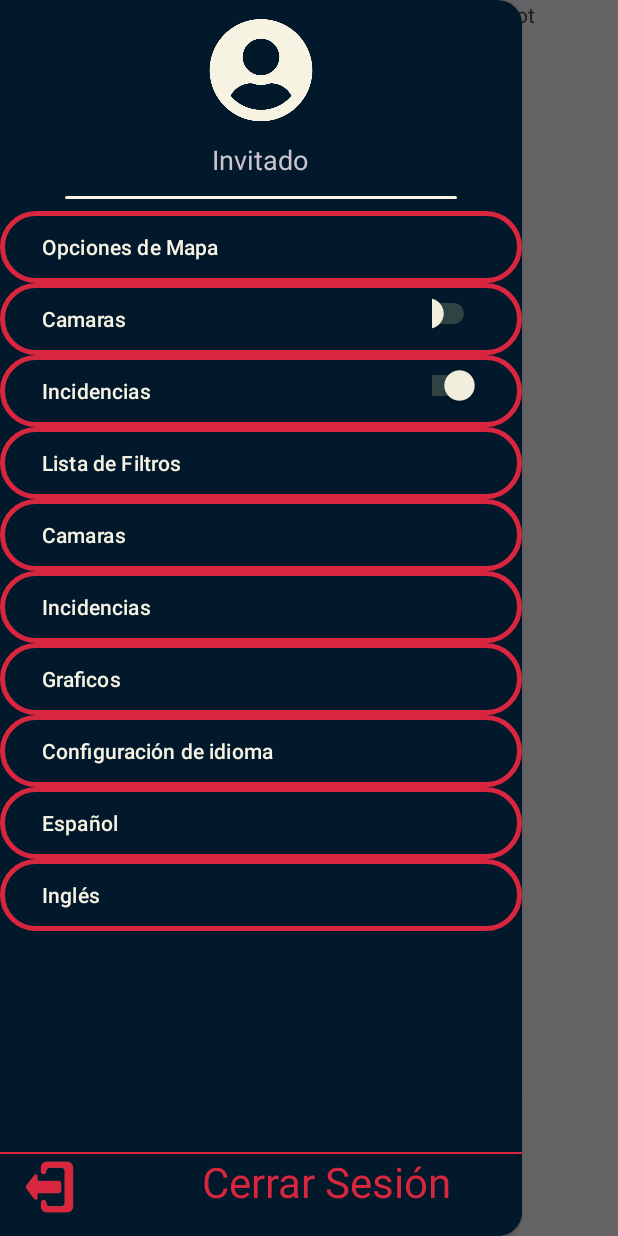
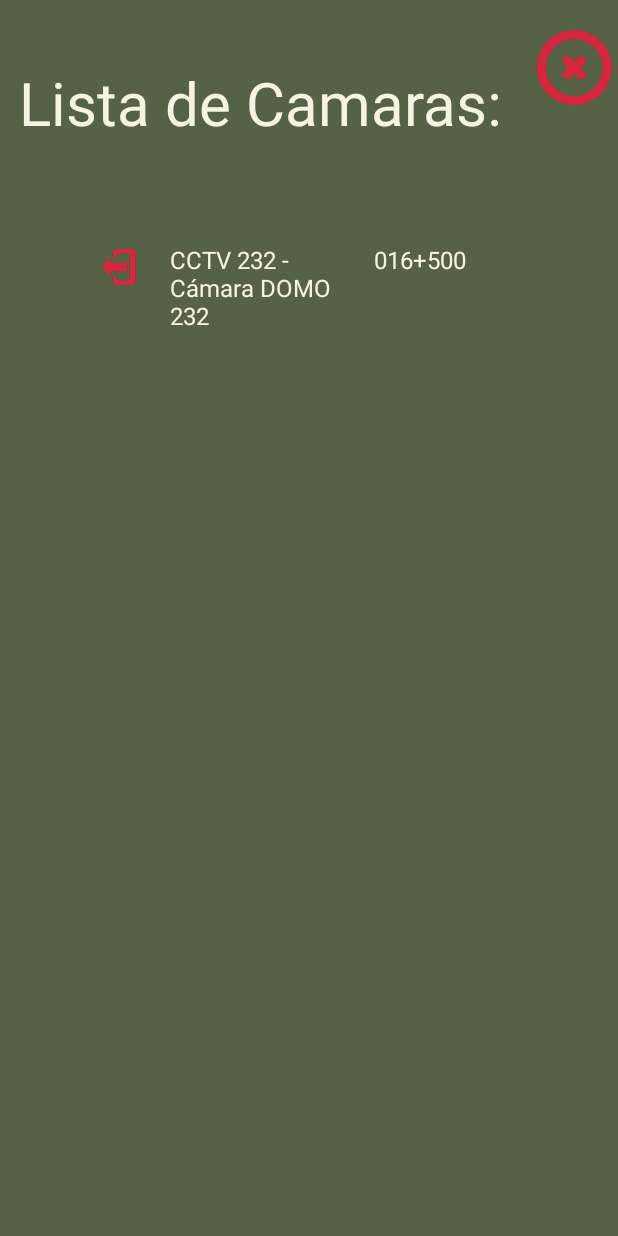
Before and after one commit to Oskere/Proyecto_DAM, an Android app: the MainActivity screen opened directly, with no data from a screen before it, in the side drawer, after a tap on "Camaras", on a phone screen of 412 x 824 dp. Run offline under Robolectric (Android 15) with nearby library versions, the phone set to English and light mode, and no system bars; our stand-ins replace Volley.

Commit message:
tercer commit

```diff
--- a/app/build.gradle.kts
+++ b/app/build.gradle.kts
@@ -37,6 +37,7 @@ dependencies {
     implementation("androidx.appcompat:appcompat:1.6.1")
     implementation("com.google.android.material:material:1.11.0")
     implementation("androidx.constraintlayout:constraintlayout:2.1.4")
+    implementation ("com.android.volley:volley:1.2.0")
     testImplementation("junit:junit:4.13.2")
     androidTestImplementation("androidx.test.ext:junit:1.1.5")
     androidTestImplementation("androidx.test.espresso:espresso-core:3.5.1")
--- a/app/src/main/AndroidManifest.xml
+++ b/app/src/main/AndroidManifest.xml
@@ -22,7 +22,7 @@
             </intent-filter>
         </activity>
         <activity android:name=".MainActivity"/>
-        <activity android:name=".listaFiltros"/>
+        <activity android:name=".listaCamaras"/>
         <meta-data
             android:name="com.google.android.geo.API_KEY"
             android:value="AIzaSyCK0rpJHMnrPnq3gHmdAs-SmoVOiUKOzKA" />
--- a/app/src/main/java/com/example/reto/listaCamaras.java
+++ b/app/src/main/java/com/example/reto/listaCamaras.java
@@ -1,6 +1,11 @@
 package com.example.reto;
 
+import android.content.Intent;
 import android.os.Bundle;
+import android.view.View;
+import android.widget.ImageView;
+import android.widget.TextView;
+
 import androidx.appcompat.app.AppCompatActivity;
 import androidx.recyclerview.widget.LinearLayoutManager;
 import androidx.recyclerview.widget.RecyclerView;
@@ -9,22 +14,36 @@ import java.util.ArrayList;
 import java.util.List;
 
 public class listaCamaras extends AppCompatActivity {
+
     @Override
     protected void onCreate(Bundle savedInstanceState) {
         super.onCreate(savedInstanceState);
-        setContentView(R.layout.recycler);
+        setContentView(R.layout.recyclercamaras);
+
+        Intent intent = getIntent();
+        TextView titulo = findViewById(R.id.tituloLista);
+        titulo.setText(intent.getStringExtra("titulo"));
 
         // Crear datos de ejemplo
         List<camaras> cameraList = new ArrayList<camaras>();
         cameraList.add(new camaras("75", "2", "CCTV 232 - Cámara DOMO 232", "4792953.64", "507650.15", "N - 637", "016+500", "Cruces", "https://www.google.com/url?sa=i&url=https%3A%2F%2Fwww.istockphoto.com%2Fes%2Ffotos%2Ftr%25C3%25A1fico&psig=AOvVaw3vofCuo3T7LUvBrCE4fuvF&ust=1705396906934000&source=images&cd=vfe&ved=0CBIQjRxqFwoTCLCEpdiI34MDFQAAAAAdAAAAABAE"));
-        // Agregar más cámaras según sea necesario
 
         // Configurar el RecyclerView y el adaptador
         RecyclerView recyclerView = findViewById(R.id.recycler);
         LinearLayoutManager layoutManager = new LinearLayoutManager(this);
         recyclerView.setLayoutManager(layoutManager);
 
-        cameraAdapter adapter = new cameraAdapter(this,cameraList);
+        cameraAdapter adapter = new cameraAdapter(this, cameraList);
         recyclerView.setAdapter(adapter);
+
+        // Agregar un OnClickListener al ImageView
+        ImageView imageView = findViewById(R.id.imageView);
+        imageView.setOnClickListener(new View.OnClickListener() {
+            @Override
+            public void onClick(View v) {
+                // Acciones que deseas realizar cuando se hace clic en la imagen
+                finish(); // Finalizar la actividad
+            }
+        });
     }
 }
--- a/app/src/main/res/layout/activity_main.xml
+++ b/app/src/main/res/layout/activity_main.xml
@@ -58,6 +58,7 @@
             android:layout_width="match_parent"
             android:layout_height="56dp"
             android:layout_gravity="bottom"
+            android:id="@+id/cerrarSesion"
             android:orientation="horizontal">
 
             <!-- Horizontal line using ConstraintLayout -->
--- a/app/src/main/res/layout/item_filtro.xml
+++ b/app/src/main/res/layout/item_filtro.xml
@@ -13,18 +13,20 @@
 
     <TextView
         android:id="@+id/TextViewFiltro1"
-        android:layout_width="250dp"
+        android:layout_width="120dp"
         android:layout_height="wrap_content"
         android:text="aaaaaaaaaaa"
         android:textSize="16sp"
-        android:layout_marginStart="16dp" />
+        android:layout_marginStart="16dp"
+        android:textColor="@color/texto"/>
 
     <TextView
         android:id="@+id/TextViewFiltro2"
-        android:layout_width="60dp"
+        android:layout_width="65dp"
         android:layout_height="wrap_content"
         android:text="aaaaaaaaaaaa"
         android:textSize="16sp"
-        android:layout_marginStart="16dp" />
+        android:layout_marginStart="16dp"
+        android:textColor="@color/texto"/>
 
 </LinearLayout>
--- /dev/null
+++ b/app/src/main/res/layout/recyclercamaras.xml
@@ -0,0 +1,43 @@
+<?xml version="1.0" encoding="utf-8"?>
+    <androidx.constraintlayout.widget.ConstraintLayout xmlns:android="http://schemas.android.com/apk/res/android"
+        xmlns:app="http://schemas.android.com/apk/res-auto"
+        xmlns:tools="http://schemas.android.com/tools"
+        android:layout_width="match_parent"
+        android:layout_height="match_parent"
+        android:background="@color/verdeOscuro">
+
+        <androidx.recyclerview.widget.RecyclerView
+            android:layout_width="313dp"
+            android:layout_height="627dp"
+            android:id="@+id/recycler"
+            app:layout_constraintBottom_toBottomOf="parent"
+            app:layout_constraintEnd_toEndOf="parent"
+            app:layout_constraintStart_toStartOf="parent"
+            app:layout_constraintTop_toBottomOf="@+id/tituloLista"/>
+
+        <TextView
+            android:id="@+id/tituloLista"
+            android:layout_width="wrap_content"
+            android:layout_height="wrap_content"
+            android:text=""
+            app:layout_constraintBottom_toBottomOf="parent"
+            app:layout_constraintEnd_toEndOf="parent"
+            app:layout_constraintHorizontal_bias="0.138"
+            app:layout_constraintStart_toStartOf="parent"
+            app:layout_constraintTop_toTopOf="parent"
+            app:layout_constraintVertical_bias="0.054"
+            android:textSize="40dp"
+            android:textColor="@color/texto"/>
+
+    <ImageView
+        android:id="@+id/imageView"
+        android:layout_width="56dp"
+        android:layout_height="54dp"
+        android:src="@drawable/closeicon"
+        app:layout_constraintBottom_toBottomOf="parent"
+        app:layout_constraintEnd_toEndOf="parent"
+        app:layout_constraintHorizontal_bias="0.946"
+        app:layout_constraintStart_toEndOf="@+id/tituloLista"
+        app:layout_constraintTop_toTopOf="parent"
+        app:layout_constraintVertical_bias="0.023" />
+</androidx.constraintlayout.widget.ConstraintLayout>
--- a/app/src/main/res/values/strings.xml
+++ b/app/src/main/res/values/strings.xml
@@ -8,4 +8,8 @@
     <string name="login"><b>Inciar Sesión</b></string>
     <string name="registro"><b>Registrarse</b></string>
     <string name="email">E-mail</string>
+    <string name="swithcCamaras">Mostrar camaras</string>
+    <string name="swithcIncidencias">Mostrar incidencias</string>
+    <string name="camaras">Camaras</string>
+    <string name="incidencias">Incidencias</string>
 </resources>
```
Also changed, not shown: app/src/main/java/com/example/reto/MainActivity.java (+100 -4 lines), app/src/main/res/layout/recycler.xml (deleted, +0 -116 lines), app/src/main/res/drawable/closeicon.png (added), app/src/main/res/drawable/incidenceicon.png (added).
